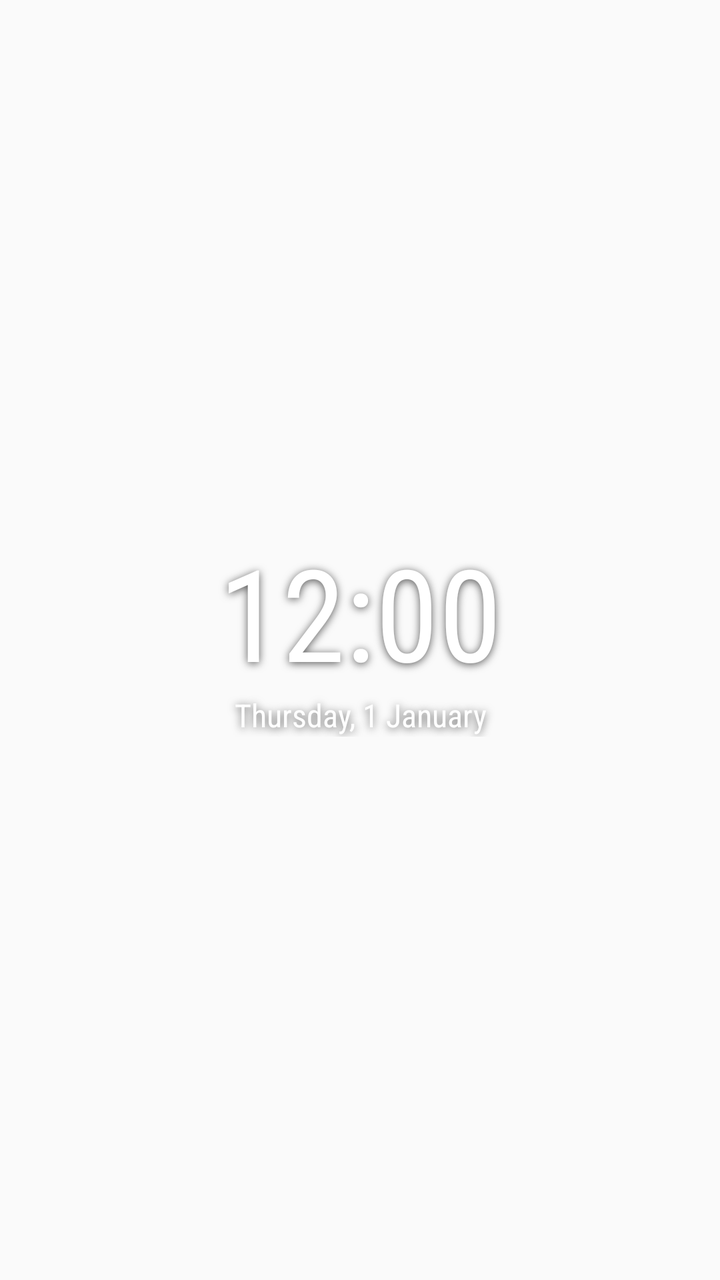
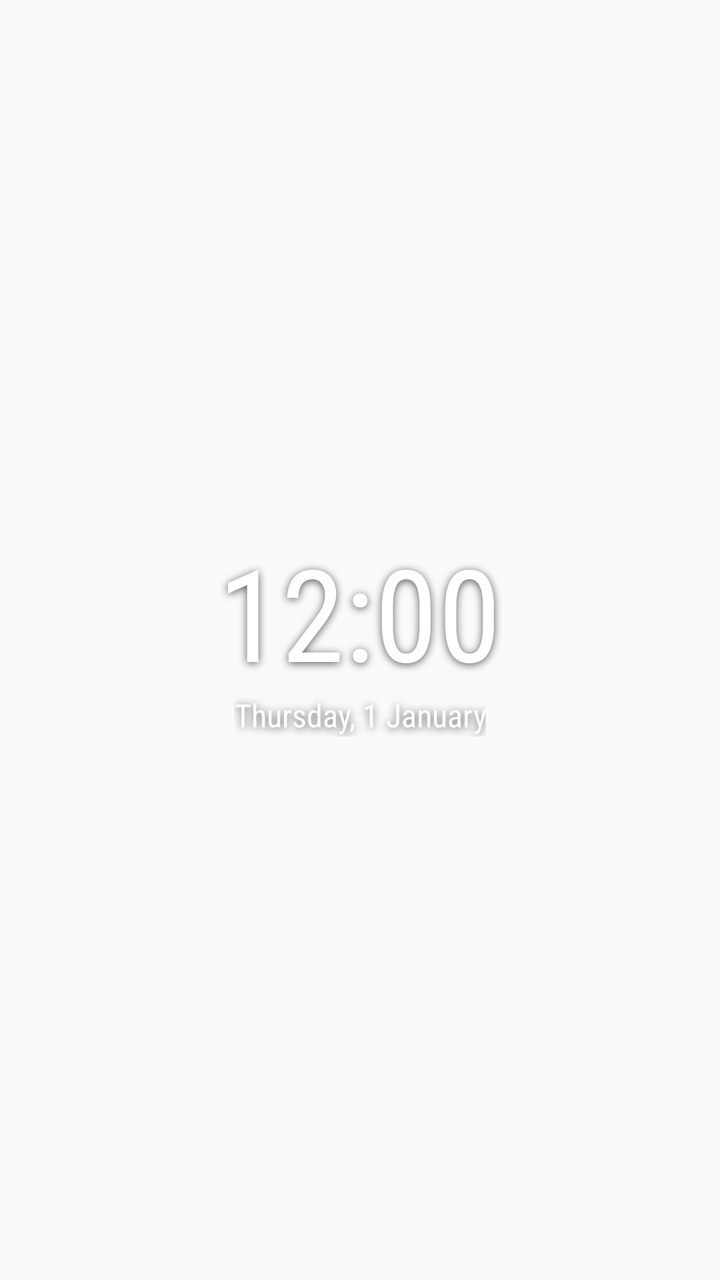

An Android layout rendered at two revisions. The XML below is the earlier revision; the diff shows what the commit changed to produce the second picture.
<!-- AndroidManifest.xml: application theme Theme.WallpaperFit -->
<!-- res/layout/widget_clock_condensed_dark.xml -->
<?xml version="1.0" encoding="utf-8"?>
<LinearLayout xmlns:android="http://schemas.android.com/apk/res/android"
    android:id="@+id/clock_root"
    android:layout_width="match_parent"
    android:layout_height="match_parent"
    android:gravity="center"
    android:orientation="vertical"
    android:padding="0dp">

    
    <TextClock
        android:id="@+id/clock_date_top"
        android:layout_width="match_parent"
        android:layout_height="wrap_content"
        android:fontFamily="sans-serif-condensed"
        android:format12Hour="EEE, d MMM"
        android:format24Hour="EEE, d MMM"
        android:gravity="center"
        android:includeFontPadding="false"
        android:maxLines="1"
        android:textColor="#FFFFFFFF"
        android:textSize="16sp"
        android:visibility="gone"
        android:shadowColor="#AA000000"
        android:shadowDx="0"
        android:shadowDy="2"
        android:shadowRadius="10" />

    <TextClock
        android:id="@+id/clock_time"
        android:layout_width="match_parent"
        android:layout_height="wrap_content"
        android:fontFamily="sans-serif-condensed"
        android:format12Hour="h:mm"
        android:format24Hour="HH:mm"
        android:gravity="center"
        android:includeFontPadding="false"
        android:maxLines="1"
        android:textColor="#FFFFFFFF"
        android:textSize="64sp"
        android:shadowColor="#AA000000"
        android:shadowDx="0"
        android:shadowDy="2"
        android:shadowRadius="10" />

    <TextClock
        android:id="@+id/clock_date"
        android:layout_width="match_parent"
        android:layout_height="wrap_content"
        android:fontFamily="sans-serif-condensed"
        android:format12Hour="EEEE, d MMMM"
        android:format24Hour="EEEE, d MMMM"
        android:gravity="center"
        android:maxLines="1"
        android:textColor="#FFFFFFFF"
        android:textSize="16sp"
        android:shadowColor="#AA000000"
        android:shadowDx="0"
        android:shadowDy="2"
        android:shadowRadius="10" />
</LinearLayout>
<!-- resources referenced by this layout -->
<resources>
  <style name="Theme.WallpaperFit" parent="android:Theme.Material.Light.NoActionBar" />
</resources>

<!-- the commit's change to res/layout/widget_clock_condensed_dark.xml (unified diff, before → after) -->
@@ -10,7 +10,7 @@
     
     <TextClock
         android:id="@+id/clock_date_top"
-        android:layout_width="match_parent"
+        android:layout_width="wrap_content"
         android:layout_height="wrap_content"
         android:fontFamily="sans-serif-condensed"
         android:format12Hour="EEE, d MMM"
@@ -28,7 +28,7 @@
 
     <TextClock
         android:id="@+id/clock_time"
-        android:layout_width="match_parent"
+        android:layout_width="wrap_content"
         android:layout_height="wrap_content"
         android:fontFamily="sans-serif-condensed"
         android:format12Hour="h:mm"
@@ -45,7 +45,7 @@
 
     <TextClock
         android:id="@+id/clock_date"
-        android:layout_width="match_parent"
+        android:layout_width="wrap_content"
         android:layout_height="wrap_content"
         android:fontFamily="sans-serif-condensed"
         android:format12Hour="EEEE, d MMMM"
